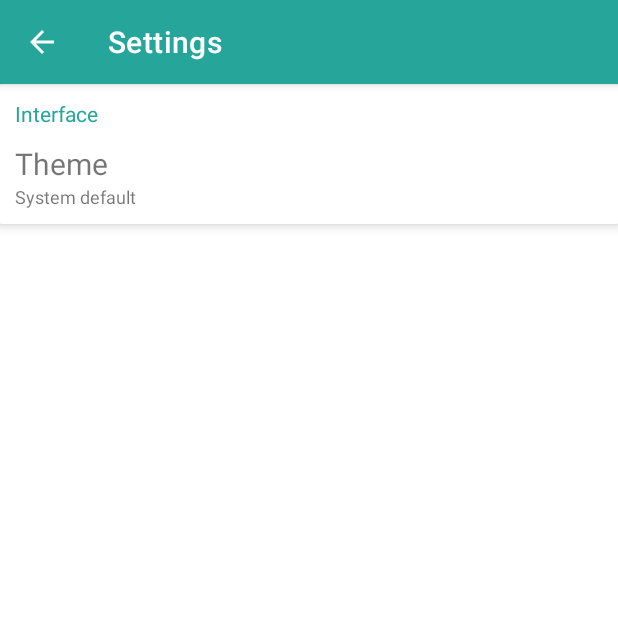
After one commit to fetsh-edu/geekbrains-term-2-android-1, an Android app: the SettingsActivity screen opened directly, with no data from a screen before it, on a phone screen of 412 x 824 dp, the top half of it. The commit adds this screen. Run offline under Robolectric (Android 15) with nearby library versions, the phone set to English and light mode, and no system bars.

Commit message:
Add Settings with theme selector

```diff
--- a/app/src/main/AndroidManifest.xml
+++ b/app/src/main/AndroidManifest.xml
@@ -9,6 +9,7 @@
         android:roundIcon="@mipmap/ic_launcher_round"
         android:supportsRtl="true"
         android:theme="@style/AppTheme">
+        <activity android:name=".SettingsActivity"></activity>
         <activity android:name=".MainActivity">
             <intent-filter>
                 <action android:name="android.intent.action.MAIN" />
--- /dev/null
+++ b/app/src/main/java/me/fetsh/geekbrains/term_2/android_1/AppActivity.java
@@ -0,0 +1,28 @@
+package me.fetsh.geekbrains.term_2.android_1;
+
+import android.os.Bundle;
+
+import androidx.appcompat.app.AppCompatActivity;
+import androidx.appcompat.app.AppCompatDelegate;
+
+public class AppActivity extends AppCompatActivity {
+
+    public static final String PREF_KEY = "MainPref";
+    public static final String MODE_NIGHT_KEY = "ModeNight";
+
+    @Override
+    protected void onCreate(Bundle savedInstanceState) {
+        super.onCreate(savedInstanceState);
+    }
+
+    protected int getSavedTheme(final int defaultTheme) {
+        return getSharedPreferences(PREF_KEY, MODE_PRIVATE)
+                .getInt(MODE_NIGHT_KEY, defaultTheme);
+    }
+
+    protected void applySavedTheme(final int defaultTheme) {
+        AppCompatDelegate.setDefaultNightMode(
+                getSavedTheme(AppCompatDelegate.MODE_NIGHT_FOLLOW_SYSTEM)
+        );
+    }
+}
--- /dev/null
+++ b/app/src/main/java/me/fetsh/geekbrains/term_2/android_1/SettingsActivity.java
@@ -0,0 +1,102 @@
+package me.fetsh.geekbrains.term_2.android_1;
+
+import androidx.annotation.NonNull;
+import androidx.appcompat.app.ActionBar;
+import androidx.appcompat.app.AppCompatDelegate;
+import androidx.appcompat.widget.PopupMenu;
+
+import android.content.SharedPreferences;
+import android.os.Bundle;
+import android.view.MenuItem;
+import android.widget.TextView;
+
+public class SettingsActivity extends AppActivity {
+
+    @Override
+    protected void onCreate(Bundle savedInstanceState) {
+        super.onCreate(savedInstanceState);
+        setContentView(R.layout.activity_settings);
+
+        ActionBar actionBar = getSupportActionBar();
+        actionBar.setDisplayHomeAsUpEnabled(true);
+        actionBar.setTitle(R.string.settings);
+
+        TextView selectedTheme = findViewById(R.id.theme_selected);
+        selectedTheme.setText(nightModeToString(getSavedTheme(AppCompatDelegate.MODE_NIGHT_FOLLOW_SYSTEM)));
+
+        findViewById(R.id.theme_selector).setOnClickListener(v -> {
+            PopupMenu popup = new PopupMenu(this, v);
+            popup.setOnMenuItemClickListener(this::nightModeSelected);
+            popup.inflate(R.menu.theme_menu);
+            popup.getMenu().findItem(nightModeToItemId(getSavedTheme(AppCompatDelegate.MODE_NIGHT_FOLLOW_SYSTEM))).setChecked(true);
+            popup.show();
+        });
+    }
+
+    private boolean nightModeSelected(MenuItem item) {
+        switch (item.getItemId()) {
+            case R.id.dark_theme:
+                setAndSaveNightMode(AppCompatDelegate.MODE_NIGHT_YES);
+                item.setChecked(!item.isChecked());
+                return true;
+            case R.id.light_theme:
+                setAndSaveNightMode(AppCompatDelegate.MODE_NIGHT_NO);
+                item.setChecked(!item.isChecked());
+                return true;
+            case R.id.system_theme:
+                setAndSaveNightMode(AppCompatDelegate.MODE_NIGHT_FOLLOW_SYSTEM);
+                item.setChecked(!item.isChecked());
+                return true;
+            default:
+                return super.onOptionsItemSelected(item);
+        }
+    }
+
+    private void setAndSaveNightMode(int modeNight) {
+        ((TextView) findViewById(R.id.theme_selected)).setText(nightModeToString(modeNight));
+        AppCompatDelegate.setDefaultNightMode(modeNight);
+        SharedPreferences sharedPref = getSharedPreferences(AppActivity.PREF_KEY, MODE_PRIVATE);
+        SharedPreferences.Editor editor = sharedPref.edit();
+        editor.putInt(AppActivity.MODE_NIGHT_KEY, modeNight);
+        editor.apply();
+
+    }
+
+    @Override
+    public boolean onOptionsItemSelected(@NonNull MenuItem item) {
+        if (item.getItemId() == android.R.id.home ) {
+            finish();
+            return true;
+        }
+        return super.onOptionsItemSelected(item);
+    }
+
+    private String nightModeToString(final int nightMode) {
+        String result;
+        switch (nightMode) {
+            case AppCompatDelegate.MODE_NIGHT_NO:
+                result = getResources().getString(R.string.light_theme);
+                break;
+            case AppCompatDelegate.MODE_NIGHT_YES:
+                result = getResources().getString(R.string.dark_theme);
+                break;
+            default:
+                result = getResources().getString(R.string.system_theme);
+        };
+        return result;
+    }
+    private int nightModeToItemId(final int nightMode) {
+        int result;
+        switch (nightMode) {
+            case AppCompatDelegate.MODE_NIGHT_NO:
+                result = R.id.light_theme;
+                break;
+            case AppCompatDelegate.MODE_NIGHT_YES:
+                result = R.id.dark_theme;
+                break;
+            default:
+                result = R.id.system_theme;
+        };
+        return result;
+    }
+}
--- /dev/null
+++ b/app/src/main/res/layout/activity_settings.xml
@@ -0,0 +1,57 @@
+<?xml version="1.0" encoding="utf-8"?>
+<LinearLayout
+    android:id="@+id/setting_background"
+    xmlns:android="http://schemas.android.com/apk/res/android"
+    xmlns:app="http://schemas.android.com/apk/res-auto"
+    android:layout_width="match_parent"
+    android:layout_height="match_parent"
+    android:orientation="vertical"
+    >
+
+    <com.google.android.material.card.MaterialCardView
+        android:layout_width="match_parent"
+        android:layout_height="wrap_content"
+        android:layout_marginBottom="@dimen/card_spacing"
+        app:cardCornerRadius="@dimen/card_corner_radius"
+        app:cardElevation="@dimen/card_elevation"
+        >
+        <LinearLayout
+            android:layout_width="match_parent"
+            android:layout_height="wrap_content"
+            android:orientation="vertical"
+            >
+            <com.google.android.material.textview.MaterialTextView
+                android:layout_width="match_parent"
+                android:layout_height="wrap_content"
+                android:text="@string/settings_interface_header"
+                style="@style/settings_card_header"
+                />
+            <LinearLayout
+                android:id="@+id/theme_selector"
+                android:layout_width="match_parent"
+                android:layout_height="wrap_content"
+                android:orientation="vertical"
+                android:background="?android:attr/selectableItemBackground"
+                android:clickable="true"
+                android:focusable="true"
+                style="@style/settings_card_item"
+                >
+                <com.google.android.material.textview.MaterialTextView
+                    android:layout_width="match_parent"
+                    android:layout_height="wrap_content"
+                    android:text="@string/settings_theme_selector_label"
+                    style="@style/settings_card_item_header"
+                    />
+                <com.google.android.material.textview.MaterialTextView
+                    android:id="@+id/theme_selected"
+                    android:layout_width="match_parent"
+                    android:layout_height="wrap_content"
+                    style="@style/settings_card_item_content"
+                    />
+
+            </LinearLayout>
+        </LinearLayout>
+    </com.google.android.material.card.MaterialCardView>
+
+
+</LinearLayout>
--- /dev/null
+++ b/app/src/main/res/menu/theme_menu.xml
@@ -0,0 +1,11 @@
+<?xml version="1.0" encoding="utf-8"?>
+<menu xmlns:android="http://schemas.android.com/apk/res/android">
+    <group android:checkableBehavior="single">
+        <item android:id="@+id/light_theme"
+            android:title="@string/light_theme" />
+        <item android:id="@+id/dark_theme"
+            android:title="@string/dark_theme" />
+        <item android:id="@+id/system_theme"
+            android:title="@string/system_theme" />
+    </group>
+</menu>
--- a/app/src/main/res/values/dimens.xml
+++ b/app/src/main/res/values/dimens.xml
@@ -9,4 +9,7 @@
     <dimen name="result_textSize">30sp</dimen>
     <dimen name="button_textSize">25sp</dimen>
     <dimen name="button_margin">0dp</dimen>
+    <dimen name="card_corner_radius">1dp</dimen>
+    <dimen name="card_elevation">5dp</dimen>
+    <dimen name="card_spacing">10dp</dimen>
 </resources>
--- a/app/src/main/res/values/strings.xml
+++ b/app/src/main/res/values/strings.xml
@@ -17,4 +17,11 @@
     <string name="keyboard_num_9">9</string>
     <string name="keyboard_num_8">8</string>
     <string name="keyboard_num_7">7</string>
+    <string name="options">Options</string>
+    <string name="settings">Settings</string>
+    <string name="dark_theme">Dark</string>
+    <string name="light_theme">Light</string>
+    <string name="system_theme">System default</string>
+    <string name="settings_interface_header">Interface</string>
+    <string name="settings_theme_selector_label">Theme</string>
 </resources>
--- a/app/src/main/res/values/styles.xml
+++ b/app/src/main/res/values/styles.xml
@@ -50,5 +50,27 @@
         <item name="backgroundTint">@color/colorPrimary</item>
     </style>
 
+    <style name="settings_card">
+        <item name="android:layout_marginLeft">10dp</item>
+        <item name="android:layout_marginRight">10dp</item>
+    </style>
+
+    <style name="settings_card_header" parent="settings_card">
+        <item name="android:textColor">@color/colorPrimary</item>
+        <item name="android:layout_marginTop">10dp</item>
+    </style>
+
+    <style name="settings_card_item">
+        <item name="android:padding">10dp</item>
+    </style>
+
+    <style name="settings_card_item_header">
+        <item name="android:textSize">20sp</item>
+    </style>
+
+    <style name="settings_card_item_content">
+        <item name="android:textSize">12sp</item>
+    </style>
+
 
 </resources>
```
Also changed, not shown: app/src/main/java/me/fetsh/geekbrains/term_2/android_1/MainActivity.java (+24 -2 lines), app/src/main/res/menu/options_menu.xml (added, +20 -0 lines), app/src/main/res/drawable/baseline_more_vertical.png (added).
